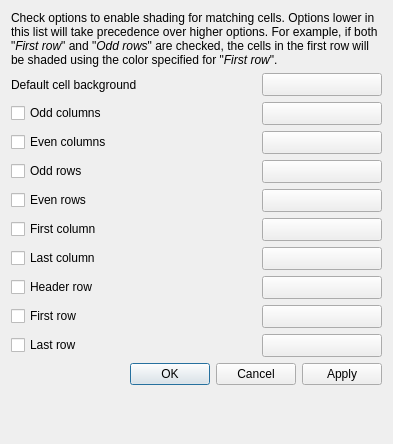
First picture: the form in src/ui/composer/qgscomposertablebackgroundstyles.ui, repository qgis/QGIS, before the edit.
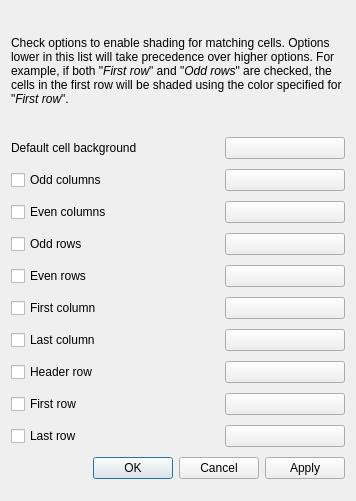
Second picture: the form after the edit. Custom widgets are drawn as their Qt base class.

Commit message: Fixes Table Background Color Dialog behavior

Patch:
```diff
--- a/src/ui/composer/qgscomposertablebackgroundstyles.ui
+++ b/src/ui/composer/qgscomposertablebackgroundstyles.ui
@@ -6,118 +6,107 @@
    <rect>
     <x>0</x>
     <y>0</y>
-    <width>393</width>
-    <height>444</height>
+    <width>356</width>
+    <height>501</height>
    </rect>
   </property>
+  <property name="sizePolicy">
+   <sizepolicy hsizetype="Expanding" vsizetype="Fixed">
+    <horstretch>0</horstretch>
+    <verstretch>0</verstretch>
+   </sizepolicy>
+  </property>
   <property name="windowTitle">
    <string>Table Background Colors</string>
   </property>
   <layout class="QGridLayout" name="gridLayout">
-   <item row="12" column="2">
-    <widget class="QgsColorButton" name="mLastRowColorButton">
-     <property name="sizePolicy">
-      <sizepolicy hsizetype="Fixed" vsizetype="Fixed">
-       <horstretch>0</horstretch>
-       <verstretch>0</verstretch>
-      </sizepolicy>
-     </property>
-     <property name="minimumSize">
-      <size>
-       <width>120</width>
-       <height>0</height>
-      </size>
-     </property>
-     <property name="maximumSize">
-      <size>
-       <width>120</width>
-       <height>16777215</height>
-      </size>
-     </property>
+   <item row="14" column="0" colspan="2">
+    <widget class="QCheckBox" name="mFirstRowCheckBox">
      <property name="text">
-      <string/>
+      <string>First row</string>
      </property>
     </widget>
    </item>
-   <item row="6" column="0" colspan="2">
-    <widget class="QCheckBox" name="mOddRowsCheckBox">
-     <property name="text">
-      <string>Odd rows</string>
-     </property>
-    </widget>
-   </item>
-   <item row="10" column="0" colspan="2">
+   <item row="13" column="0" colspan="2">
     <widget class="QCheckBox" name="mHeaderRowCheckBox">
      <property name="text">
       <string>Header row</string>
      </property>
     </widget>
    </item>
-   <item row="0" column="0" colspan="3">
-    <widget class="QLabel" name="label">
-     <property name="text">
-      <string>&lt;html&gt;&lt;head/&gt;&lt;body&gt;&lt;p&gt;Check options to enable shading for matching cells. Options lower in this list will take precedence over higher options. For example, if both &amp;quot;&lt;span style=&quot; font-style:italic;&quot;&gt;First row&lt;/span&gt;&amp;quot; and &amp;quot;&lt;span style=&quot; font-style:italic;&quot;&gt;Odd rows&lt;/span&gt;&amp;quot; are checked, the cells in the first row will be shaded using the color specified for &amp;quot;&lt;span style=&quot; font-style:italic;&quot;&gt;First row&lt;/span&gt;&amp;quot;.&lt;/p&gt;&lt;/body&gt;&lt;/html&gt;</string>
+   <item row="15" column="2">
+    <widget class="QgsColorButton" name="mLastRowColorButton">
+     <property name="sizePolicy">
+      <sizepolicy hsizetype="Fixed" vsizetype="Fixed">
+       <horstretch>0</horstretch>
+       <verstretch>0</verstretch>
+      </sizepolicy>
      </property>
-     <property name="wordWrap">
-      <bool>true</bool>
+     <property name="minimumSize">
+      <size>
+       <width>120</width>
+       <height>0</height>
+      </size>
      </property>
-    </widget>
-   </item>
-   <item row="9" column="0" colspan="2">
-    <widget class="QCheckBox" name="mLastColumnCheckBox">
+     <property name="maximumSize">
+      <size>
+       <width>120</width>
+       <height>16777215</height>
+      </size>
+     </property>
      <property name="text">
-      <string>Last column</string>
+      <string/>
      </property>
     </widget>
    </item>
-   <item row="3" column="0" colspan="2">
-    <widget class="QCheckBox" name="mOddColumnsCheckBox">
+   <item row="7" column="2">
+    <widget class="QgsColorButton" name="mEvenColumnsColorButton">
+     <property name="sizePolicy">
+      <sizepolicy hsizetype="Fixed" vsizetype="Fixed">
+       <horstretch>0</horstretch>
+       <verstretch>0</verstretch>
+      </sizepolicy>
+     </property>
+     <property name="minimumSize">
+      <size>
+       <width>120</width>
+       <height>0</height>
+      </size>
+     </property>
+     <property name="maximumSize">
+      <size>
+       <width>120</width>
+       <height>16777215</height>
+      </size>
+     </property>
      <property name="text">
-      <string>Odd columns</string>
+      <string/>
      </property>
     </widget>
    </item>
    <item row="7" column="0" colspan="2">
-    <widget class="QCheckBox" name="mEvenRowsCheckBox">
-     <property name="text">
-      <string>Even rows</string>
-     </property>
-    </widget>
-   </item>
-   <item row="5" column="0" colspan="2">
     <widget class="QCheckBox" name="mEvenColumnsCheckBox">
      <property name="text">
       <string>Even columns</string>
      </property>
     </widget>
    </item>
-   <item row="3" column="2">
-    <widget class="QgsColorButton" name="mOddColumnsColorButton">
-     <property name="sizePolicy">
-      <sizepolicy hsizetype="Fixed" vsizetype="Fixed">
-       <horstretch>0</horstretch>
-       <verstretch>0</verstretch>
-      </sizepolicy>
+   <item row="11" column="0" colspan="2">
+    <widget class="QCheckBox" name="mFirstColumnCheckBox">
+     <property name="text">
+      <string>First column</string>
      </property>
-     <property name="minimumSize">
-      <size>
-       <width>120</width>
-       <height>0</height>
-      </size>
-     </property>
-     <property name="maximumSize">
-      <size>
-       <width>120</width>
-       <height>16777215</height>
-      </size>
-     </property>
+    </widget>
+   </item>
+   <item row="10" column="0" colspan="2">
+    <widget class="QCheckBox" name="mEvenRowsCheckBox">
      <property name="text">
-      <string/>
+      <string>Even rows</string>
      </property>
     </widget>
    </item>
    <item row="5" column="2">
-    <widget class="QgsColorButton" name="mEvenColumnsColorButton">
+    <widget class="QgsColorButton" name="mOddColumnsColorButton">
      <property name="sizePolicy">
       <sizepolicy hsizetype="Fixed" vsizetype="Fixed">
        <horstretch>0</horstretch>
@@ -141,77 +130,46 @@
      </property>
     </widget>
    </item>
+   <item row="13" column="2">
+    <widget class="QgsColorButton" name="mHeaderRowColorButton">
+     <property name="sizePolicy">
+      <sizepolicy hsizetype="Fixed" vsizetype="Fixed">
+       <horstretch>0</horstretch>
+       <verstretch>0</verstretch>
+      </sizepolicy>
+     </property>
+     <property name="minimumSize">
+      <size>
+       <width>120</width>
+       <height>0</height>
+      </size>
+     </property>
+     <property name="maximumSize">
+      <size>
+       <width>120</width>
+       <height>16777215</height>
+      </size>
+     </property>
+     <property name="text">
+      <string/>
+     </property>
+    </widget>
+   </item>
+   <item row="5" column="0" colspan="2">
+    <widget class="QCheckBox" name="mOddColumnsCheckBox">
+     <property name="text">
+      <string>Odd columns</string>
+     </property>
+    </widget>
+   </item>
+   <item row="15" column="0" colspan="2">
+    <widget class="QCheckBox" name="mLastRowCheckBox">
+     <property name="text">
+      <string>Last row</string>
+     </property>
+    </widget>
+   </item>
    <item row="11" column="2">
-    <widget class="QgsColorButton" name="mFirstRowColorButton">
-     <property name="sizePolicy">
-      <sizepolicy hsizetype="Fixed" vsizetype="Fixed">
-       <horstretch>0</horstretch>
-       <verstretch>0</verstretch>
-      </sizepolicy>
-     </property>
-     <property name="minimumSize">
-      <size>
-       <width>120</width>
-       <height>0</height>
-      </size>
-     </property>
-     <property name="maximumSize">
-      <size>
-       <width>120</width>
-       <height>16777215</height>
-      </size>
-     </property>
-     <property name="text">
-      <string/>
-     </property>
-    </widget>
-   </item>
-   <item row="9" column="2">
-    <widget class="QgsColorButton" name="mLastColumnColorButton">
-     <property name="sizePolicy">
-      <sizepolicy hsizetype="Fixed" vsizetype="Fixed">
-       <horstretch>0</horstretch>
-       <verstretch>0</verstretch>
-      </sizepolicy>
-     </property>
-     <property name="minimumSize">
-      <size>
-       <width>120</width>
-       <height>0</height>
-      </size>
-     </property>
-     <property name="maximumSize">
-      <size>
-       <width>120</width>
-       <height>16777215</height>
-      </size>
-     </property>
-     <property name="text">
-      <string/>
-     </property>
-    </widget>
-   </item>
-   <item row="11" column="0" colspan="2">
-    <widget class="QCheckBox" name="mFirstRowCheckBox">
-     <property name="text">
-      <string>First row</string>
-     </property>
-    </widget>
-   </item>
-   <item row="14" column="0">
-    <spacer name="verticalSpacer">
-     <property name="orientation">
-      <enum>Qt::Vertical</enum>
-     </property>
-     <property name="sizeHint" stdset="0">
-      <size>
-       <width>20</width>
-       <height>40</height>
-      </size>
-     </property>
-    </spacer>
-   </item>
-   <item row="8" column="2">
     <widget class="QgsColorButton" name="mFirstColumnColorButton">
      <property name="sizePolicy">
       <sizepolicy hsizetype="Fixed" vsizetype="Fixed">
@@ -236,7 +194,21 @@
      </property>
     </widget>
    </item>
-   <item row="1" column="2">
+   <item row="12" column="0" colspan="2">
+    <widget class="QCheckBox" name="mLastColumnCheckBox">
+     <property name="text">
+      <string>Last column</string>
+     </property>
+    </widget>
+   </item>
+   <item row="3" column="0">
+    <widget class="QLabel" name="label_2">
+     <property name="text">
+      <string>Default cell background</string>
+     </property>
+    </widget>
+   </item>
+   <item row="3" column="2">
     <widget class="QgsColorButton" name="mDefaultColorButton">
      <property name="sizePolicy">
       <sizepolicy hsizetype="Fixed" vsizetype="Fixed">
@@ -261,32 +233,7 @@
      </property>
     </widget>
    </item>
-   <item row="10" column="2">
-    <widget class="QgsColorButton" name="mHeaderRowColorButton">
-     <property name="sizePolicy">
-      <sizepolicy hsizetype="Fixed" vsizetype="Fixed">
-       <horstretch>0</horstretch>
-       <verstretch>0</verstretch>
-      </sizepolicy>
-     </property>
-     <property name="minimumSize">
-      <size>
-       <width>120</width>
-       <height>0</height>
-      </size>
-     </property>
-     <property name="maximumSize">
-      <size>
-       <width>120</width>
-       <height>16777215</height>
-      </size>
-     </property>
-     <property name="text">
-      <string/>
-     </property>
-    </widget>
-   </item>
-   <item row="13" column="0" colspan="3">
+   <item row="16" column="0" colspan="3">
     <widget class="QDialogButtonBox" name="buttonBox">
      <property name="orientation">
       <enum>Qt::Horizontal</enum>
@@ -296,22 +243,8 @@
      </property>
     </widget>
    </item>
-   <item row="8" column="0" colspan="2">
-    <widget class="QCheckBox" name="mFirstColumnCheckBox">
-     <property name="text">
-      <string>First column</string>
-     </property>
-    </widget>
-   </item>
-   <item row="12" column="0" colspan="2">
-    <widget class="QCheckBox" name="mLastRowCheckBox">
-     <property name="text">
-      <string>Last row</string>
-     </property>
-    </widget>
-   </item>
-   <item row="7" column="2">
-    <widget class="QgsColorButton" name="mEvenRowsColorButton">
+   <item row="14" column="2">
+    <widget class="QgsColorButton" name="mFirstRowColorButton">
      <property name="sizePolicy">
       <sizepolicy hsizetype="Fixed" vsizetype="Fixed">
        <horstretch>0</horstretch>
@@ -335,14 +268,7 @@
      </property>
     </widget>
    </item>
-   <item row="1" column="0">
-    <widget class="QLabel" name="label_2">
-     <property name="text">
-      <string>Default cell background</string>
-     </property>
-    </widget>
-   </item>
-   <item row="6" column="2">
+   <item row="9" column="2">
     <widget class="QgsColorButton" name="mOddRowsColorButton">
      <property name="sizePolicy">
       <sizepolicy hsizetype="Fixed" vsizetype="Fixed">
@@ -367,12 +293,85 @@
      </property>
     </widget>
    </item>
+   <item row="9" column="0" colspan="2">
+    <widget class="QCheckBox" name="mOddRowsCheckBox">
+     <property name="text">
+      <string>Odd rows</string>
+     </property>
+    </widget>
+   </item>
+   <item row="10" column="2">
+    <widget class="QgsColorButton" name="mEvenRowsColorButton">
+     <property name="sizePolicy">
+      <sizepolicy hsizetype="Fixed" vsizetype="Fixed">
+       <horstretch>0</horstretch>
+       <verstretch>0</verstretch>
+      </sizepolicy>
+     </property>
+     <property name="minimumSize">
+      <size>
+       <width>120</width>
+       <height>0</height>
+      </size>
+     </property>
+     <property name="maximumSize">
+      <size>
+       <width>120</width>
+       <height>16777215</height>
+      </size>
+     </property>
+     <property name="text">
+      <string/>
+     </property>
+    </widget>
+   </item>
+   <item row="12" column="2">
+    <widget class="QgsColorButton" name="mLastColumnColorButton">
+     <property name="sizePolicy">
+      <sizepolicy hsizetype="Fixed" vsizetype="Fixed">
+       <horstretch>0</horstretch>
+       <verstretch>0</verstretch>
+      </sizepolicy>
+     </property>
+     <property name="minimumSize">
+      <size>
+       <width>120</width>
+       <height>0</height>
+      </size>
+     </property>
+     <property name="maximumSize">
+      <size>
+       <width>120</width>
+       <height>16777215</height>
+      </size>
+     </property>
+     <property name="text">
+      <string/>
+     </property>
+    </widget>
+   </item>
+   <item row="2" column="0" colspan="3">
+    <widget class="QLabel" name="label">
+     <property name="sizePolicy">
+      <sizepolicy hsizetype="Expanding" vsizetype="Fixed">
+       <horstretch>0</horstretch>
+       <verstretch>0</verstretch>
+      </sizepolicy>
+     </property>
+     <property name="text">
+      <string>&lt;html&gt;&lt;head/&gt;&lt;body&gt;&lt;p&gt;Check options to enable shading for matching cells. Options lower in this list will take precedence over higher options. For example, if both &amp;quot;&lt;span style=&quot; font-style:italic;&quot;&gt;First row&lt;/span&gt;&amp;quot; and &amp;quot;&lt;span style=&quot; font-style:italic;&quot;&gt;Odd rows&lt;/span&gt;&amp;quot; are checked, the cells in the first row will be shaded using the color specified for &amp;quot;&lt;span style=&quot; font-style:italic;&quot;&gt;First row&lt;/span&gt;&amp;quot;.&lt;/p&gt;&lt;/body&gt;&lt;/html&gt;</string>
+     </property>
+     <property name="wordWrap">
+      <bool>true</bool>
+     </property>
+    </widget>
+   </item>
   </layout>
  </widget>
  <customwidgets>
   <customwidget>
    <class>QgsColorButton</class>
-   <extends>QToolButton</extends>
+   <extends>QPushButton</extends>
    <header>qgscolorbutton.h</header>
    <container>1</container>
   </customwidget>
```
